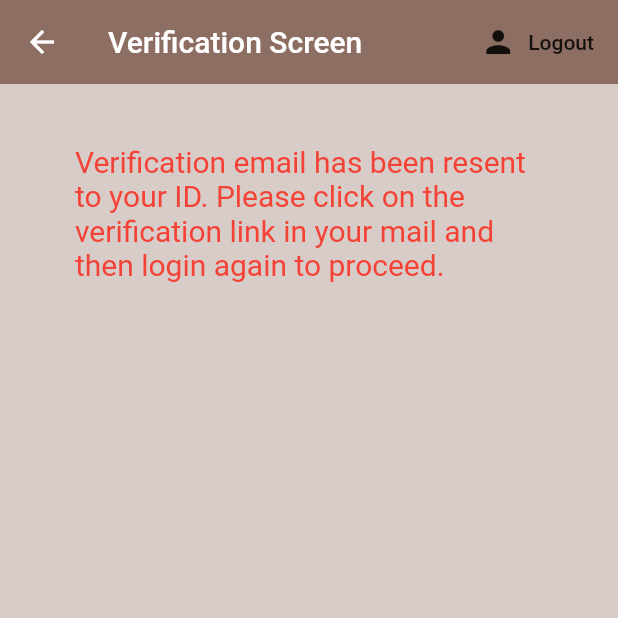
After one commit to devclub-iitd/ShareACab, a Flutter app: the VerificationCheck screen opened directly, after a tap on "Logout", on a phone screen of 412 x 824 dp, the top half of it. The commit adds this screen. Run offline on Flutter 3.47's test engine with Material 2 defaults, Android fonts, the phone set to English and light mode, and no system bars; our stand-ins replace cloud_firestore, firebase_auth, flutter_spinkit; accounts and stored records are empty.

Commit message:
add verified_email_check screen

```diff
--- a/lib/main.dart
+++ b/lib/main.dart
@@ -1,5 +1,6 @@
 import 'package:flutter/material.dart';
 import 'package:shareacab/screens/authenticate/forgotpass.dart';
+import 'package:shareacab/screens/rootscreen.dart';
 import 'package:shareacab/screens/wrapper.dart';
 import 'package:shareacab/services/auth.dart';
 import 'package:provider/provider.dart';
@@ -15,6 +16,7 @@ class MyApp extends StatelessWidget {
       child: MaterialApp(
         routes: {
           '/accounts/forgotpass': (context) => ForgotPass(),
+          '/rootscreen': (context) => RootScreen(),
         },
         title: 'Share A Cab',
         builder: (context, child) {
--- a/lib/screens/authenticate/register.dart
+++ b/lib/screens/authenticate/register.dart
@@ -1,4 +1,3 @@
-import 'package:firebase_auth/firebase_auth.dart';
 import 'package:flutter/material.dart';
 import 'package:flutter/services.dart';
 import 'package:shareacab/services/auth.dart';
--- a/lib/screens/authenticate/sign_in.dart
+++ b/lib/screens/authenticate/sign_in.dart
@@ -119,11 +119,14 @@ class _SignInState extends State<SignIn> {
                                       break;
                                     default:
                                       {
-                                        print("undefined error:" + error.toString());
+                                        print("undefined error:" +
+                                            error.toString());
                                         error = "An undefined Error happened.";
                                       }
                                   }
                                   loading = false;
+                                  // Scaffold.of(context).showSnackBar(
+                                  //     SnackBar(content: Text(error)));
                                 });
                               }
                             }
--- /dev/null
+++ b/lib/screens/authenticate/verified_email_check.dart
@@ -0,0 +1,63 @@
+import 'package:flutter/material.dart';
+import 'package:shareacab/services/auth.dart';
+
+class VerificationCheck extends StatefulWidget {
+  @override
+  _VerificationCheckState createState() => _VerificationCheckState();
+}
+
+class _VerificationCheckState extends State<VerificationCheck> {
+  final AuthService _auth = AuthService();
+
+  final _formKey = GlobalKey<FormState>();
+  bool loading = false;
+  String error = '';
+
+  @override
+  Widget build(BuildContext context) {
+    return Scaffold(
+      backgroundColor: Colors.brown[100],
+      appBar: AppBar(
+        backgroundColor: Colors.brown[400],
+        elevation: 0.0,
+        title: Text('Verification Screen'),
+        actions: <Widget>[
+          FlatButton.icon(
+            icon: Icon(Icons.person),
+            onPressed: () async {
+              setState(() => loading = true);
+              try {
+                await _auth.signOut();
+                setState(() => loading = false);
+              } catch (e) {
+                setState(() {
+                  error = e.message;
+                  setState(() => loading = false);
+                });
+              }
+            },
+            label: Text('Logout'),
+          )
+        ],
+      ),
+      body: Container(
+        padding: EdgeInsets.symmetric(vertical: 20.0, horizontal: 50.0),
+        child: Form(
+          key: _formKey,
+          child: Column(
+            children: <Widget>[
+              SizedBox(height: 20.0),
+              RichText(
+                  text: TextSpan(
+                text:
+                    'Verification email has been resent to your ID. Please click on the verification link in your mail and then login again to proceed.',
+                style: TextStyle(color: Colors.red, fontSize: 20.0),
+              )),
+              SizedBox(height: 20.0),
+            ],
+          ),
+        ),
+      ),
+    );
+  }
+}
--- a/lib/screens/wrapper.dart
+++ b/lib/screens/wrapper.dart
@@ -3,6 +3,7 @@ import 'package:provider/provider.dart';
 import 'package:shareacab/screens/authenticate/authenticate.dart';
 import 'rootscreen.dart';
 import 'package:firebase_auth/firebase_auth.dart';
+import 'authenticate/verified_email_check.dart';
 
 class Wrapper extends StatelessWidget {
   @override
@@ -20,7 +21,7 @@ class Wrapper extends StatelessWidget {
       return RootScreen();
     } else {
       //print('Not verified');
-      return Authenticate();
+      return VerificationCheck();
     }
   }
 }
--- a/lib/services/auth.dart
+++ b/lib/services/auth.dart
@@ -19,6 +19,14 @@ class AuthService {
       return true;
     } else {
       await result.user.sendEmailVerification();
+      return false;
+    }
+  }
+
+  Future<bool> checkVerification(FirebaseUser user) async {
+    if (user.isEmailVerified) {
+      return true;
+    } else {
       return false;
     }
   }
```
